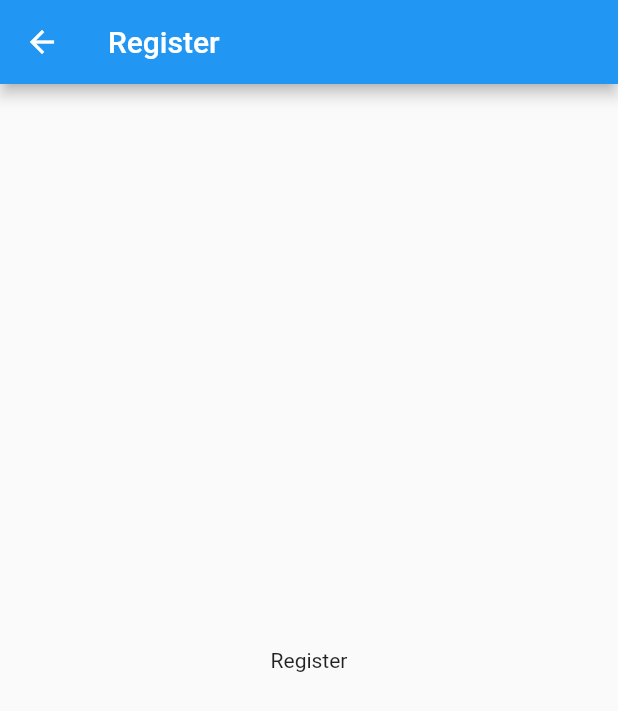
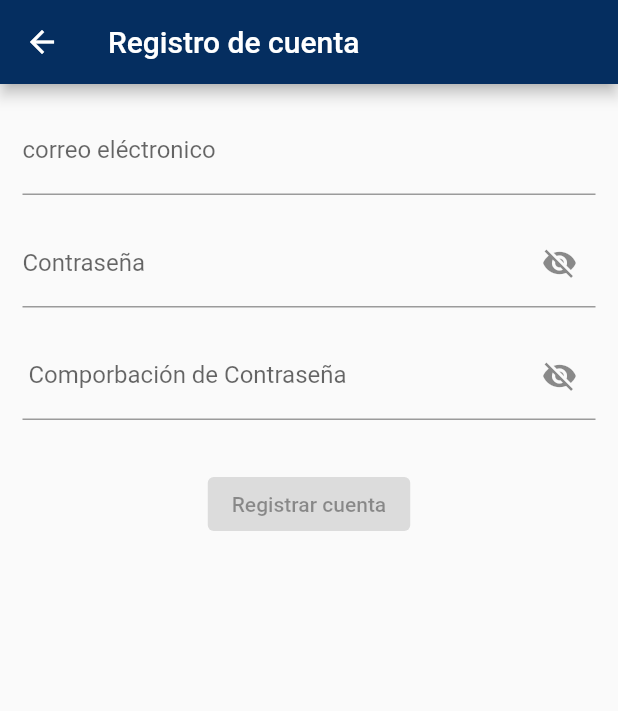
Before and after one commit to Gidggidonni98/flutter_modules_app, a Flutter app: the Register screen opened directly, on a phone screen of 412 x 824 dp. Shown: the top 711 px of the screen. Run offline on Flutter 3.47's test engine with Material 2 defaults, Android fonts, the phone set to English and light mode, and no system bars; our stand-ins replace carousel_slider.

```diff
--- a/lib/modules/forms/adapters/screens/login.dart
+++ b/lib/modules/forms/adapters/screens/login.dart
@@ -11,7 +11,7 @@ class Login extends StatefulWidget {
 class _LoginState extends State<Login> {
   final _formKey = GlobalKey<FormState>();
   bool _isButtonDisabled = true;
-  bool _isObscure = true;
+   bool _isObscure =true;
   final TextEditingController _email = TextEditingController(text: '');
   final TextEditingController _password = TextEditingController(text: '');
 
@@ -59,7 +59,7 @@ class _LoginState extends State<Login> {
 
                             ),
                           ),
-                          Container(
+                         Container(
                             margin: const EdgeInsets.only(bottom: 16),
                             child: TextFormField(
                               obscureText: _isObscure,
--- a/lib/modules/register.dart
+++ b/lib/modules/register.dart
@@ -1,19 +1,131 @@
 
 import 'package:flutter/material.dart';
+import 'package:flutter_modules_app/kernel/colors/colors_app.dart';
+import 'package:flutter_modules_app/kernel/validations/validations.dart';
 
-class Register extends StatelessWidget {
+class Register extends StatefulWidget {
   const Register({super.key});
+
+  @override
+  State<Register> createState() => _RegisterState();
+}
+
+class _RegisterState extends State<Register> {
+ final TextEditingController _email = TextEditingController(text: '');
+  final TextEditingController _password = TextEditingController(text: '');
+   final TextEditingController _passwordTwo = TextEditingController(text: '');
+    final _formKey = GlobalKey<FormState>();
+  bool _isButtonDisabled = true;
+    bool _isObscure =true;
+     bool _isObscureTwo =true;
 
   @override
   Widget build(BuildContext context) {
     return Scaffold(
       appBar: AppBar(
-        title:  const Text('Register'),
-        backgroundColor: Colors.blue,
+        title: const Text('Registro de cuenta'),
+        backgroundColor: ColorsApp.primaryColor,
       ),
-      body:const  Center(
-        child: Text('Register'),
+        body: SingleChildScrollView(
+      child: Form(
+        onChanged: () {
+          setState(() {
+            _isButtonDisabled = !_formKey.currentState!.validate();
+          });
+        },
+        key: _formKey,
+        child: Container(
+            padding: const EdgeInsets.all(15),
+            child: Column(children: <Container>[
+              Container(
+                margin: const EdgeInsets.only(bottom: 16),
+                child: TextFormField(
+                  decoration: const InputDecoration(
+                      labelText: 'correo eléctronico'),
+                    validator: (value) {
+                    RegExp regex = RegExp(AppPatterns.email);
+                    if (value == null || value.isEmpty) {
+                      return 'campo obligatorio';
+                    } else if (!regex.hasMatch(value)) {
+                      return 'Introduce un correo válido';
+                    }
+                    return null;
+                  },
+                  controller: _email,
+                  keyboardType: TextInputType.emailAddress,
+                ),
+              ),
+             Container(
+                            margin: const EdgeInsets.only(bottom: 16),
+                            child: TextFormField(
+                              obscureText: _isObscure,
+                              decoration: InputDecoration(
+
+                                labelText: 'Contraseña',
+                                hintText: 'Ingrese su contraseña',
+                                suffixIcon: IconButton(
+                                  icon: _isObscure
+                                      ? const Icon(Icons.visibility_off)
+                                      : const Icon(Icons.visibility),
+                                  onPressed: () {
+                                    setState(() {
+                                      _isObscure = !_isObscure;
+                                    });
+                                  },
+                                )
+
+                              ),
+
+                              keyboardType: TextInputType.name,
+                              validator: (value) =>
+                                  value!.isEmpty ? 'La contraseña es requerida' : null,
+                              controller: _password,
+                            ),
+                          ),
+            Container(
+                            margin: const EdgeInsets.only(bottom: 16),
+                            child: TextFormField(
+                              obscureText: _isObscureTwo,
+                              decoration: InputDecoration(
+
+                                labelText: ' Comporbación de Contraseña',
+                                hintText: 'repita  su contraseña',
+                                suffixIcon: IconButton(
+                                  icon: _isObscureTwo
+                                      ? const Icon(Icons.visibility_off)
+                                      : const Icon(Icons.visibility),
+                                  onPressed: () {
+                                    setState(() {
+                                      _isObscureTwo = !_isObscureTwo;
+                                    });
+                                  },
+                                )
+
+                              ),
+
+                              keyboardType: TextInputType.name,
+                              validator: (value) {
+                                  value!.isEmpty ? 'La contraseña es requerida' : null;
+                                  if(value!=_passwordTwo){
+                                    const Text('la contrseña debe ser igual');
+                                  }
+                                  },
+                              controller: _passwordTwo,
+                            ),
+                          ),
+              Container(
+                padding: const EdgeInsets.all(16),
+                child: ElevatedButton(
+                    onPressed: _isButtonDisabled
+                        ? null
+                        : () {
+                            print(
+                                '${_email.text} ');
+                          },
+                    child: const Text('Registrar cuenta')),
+              )
+            ])),
       ),
-    );
+    ));
   }
 }
```
